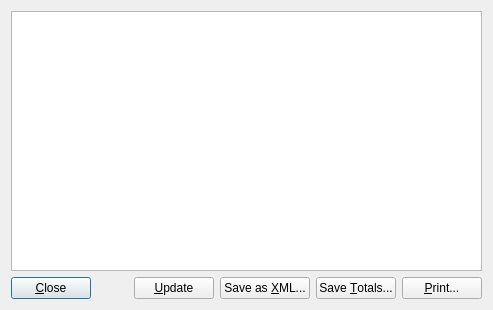
This is Charm/Reports/ReportPreviewWindow.ui in KDAB/Charm as Qt 5 draws it before an edit. The edited form follows.
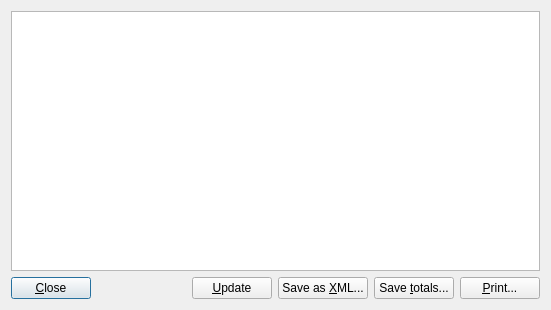
This is the edited form.

```diff
--- a/Charm/Reports/ReportPreviewWindow.ui
+++ b/Charm/Reports/ReportPreviewWindow.ui
@@ -1,11 +1,11 @@
 <ui version="4.0" >
  <class>ReportPreviewWindow</class>
- <widget class="QDialog" name="ReportPreviewWindow" >
-  <property name="geometry" >
+ <widget class="QDialog" name="ReportPreviewWindow">
+  <property name="geometry">
    <rect>
     <x>0</x>
     <y>0</y>
-    <width>493</width>
+    <width>551</width>
     <height>310</height>
    </rect>
   </property>
@@ -53,9 +53,9 @@
       </widget>
      </item>
      <item>
-      <widget class="QPushButton" name="pushButtonSaveTotals" >
-       <property name="text" >
-        <string>Save &amp;Totals...</string>
+      <widget class="QPushButton" name="pushButtonSaveTotals">
+       <property name="text">
+        <string>Save &amp;totals...</string>
        </property>
       </widget>
      </item>
```
Left out of the diff: 31 changed lines with no effect on the pictures.
